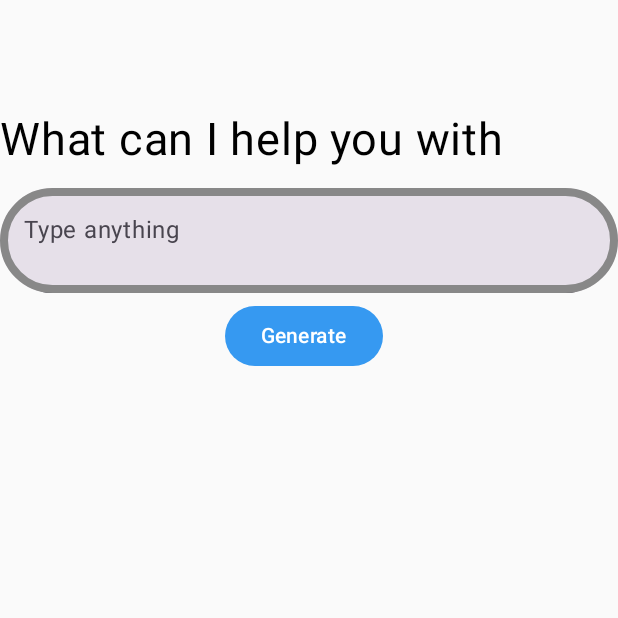
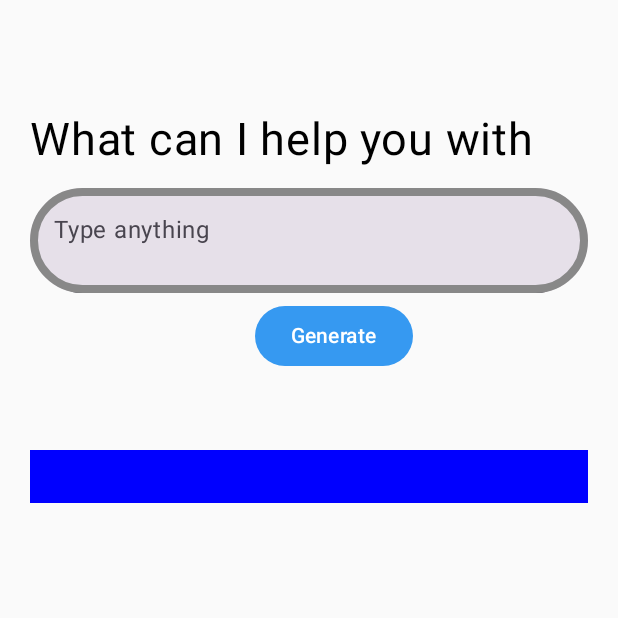
Before and after one commit to EricSTOIAN/App-Development-Sportex-Project, an Android app built with Jetpack Compose: the screen it shows after launch (MainActivity), on a phone screen of 412 x 824 dp, the top half of it. Run offline under Robolectric (Android 15) with nearby library versions, the phone set to English and light mode, and no system bars; libraries missing offline, so code that uses them is left out: com.google.ai.client, com.google.firebase.vertexai.

Commit message:
Changes in certain AI aesthetics.

```diff
--- a/app/src/main/java/com/example/sportsappteamlongfoot/ui/AIChatScreen.kt
+++ b/app/src/main/java/com/example/sportsappteamlongfoot/ui/AIChatScreen.kt
@@ -4,6 +4,9 @@ import androidx.compose.foundation.BorderStroke
 import androidx.compose.foundation.background
 import androidx.compose.foundation.border
 import androidx.compose.foundation.layout.Box
+import androidx.compose.foundation.layout.Row
+import androidx.compose.foundation.layout.fillMaxHeight
+import androidx.compose.foundation.layout.fillMaxSize
 import androidx.compose.foundation.layout.fillMaxWidth
 import androidx.compose.foundation.layout.height
 import androidx.compose.foundation.layout.padding
@@ -48,7 +51,7 @@ fun AIChatBox(modifier: Modifier = Modifier){
     val focusManager = LocalFocusManager.current
 
 
-    Box(modifier = modifier.padding(top = 50.dp).verticalScroll(scrollState)){
+    Box(modifier = modifier.padding(start=20.dp,end=20.dp,top = 50.dp, bottom = 30.dp).verticalScroll(scrollState)){
         Text(
             modifier = Modifier.padding(top = 25.dp),
             text = "What can I help you with",
@@ -70,7 +73,6 @@ fun AIChatBox(modifier: Modifier = Modifier){
                 .height(70.dp)
                 .width(500.dp)
         )
-
 
         Button(onClick = {
             aiResponseInUI = " "
@@ -96,16 +98,16 @@ fun AIChatBox(modifier: Modifier = Modifier){
             )
         }
 
+        Row(modifier = Modifier.padding(top=250.dp)){
 
-        Box(
-            modifier = Modifier.background(Color.Black)
-        ){
+            Box(modifier.fillMaxHeight().background(Color.Blue)){
                 Text(
-                modifier = Modifier.padding(top = 260.dp),
                     text = aiResponseInUI,
                     fontSize = 30.sp,
-                lineHeight = 35.sp
+                    lineHeight = 35.sp,
+                    color = Color.White
                 )
+            }
         }
     }
 }
```
Lines whose indentation alone changed are shown as unchanged.
